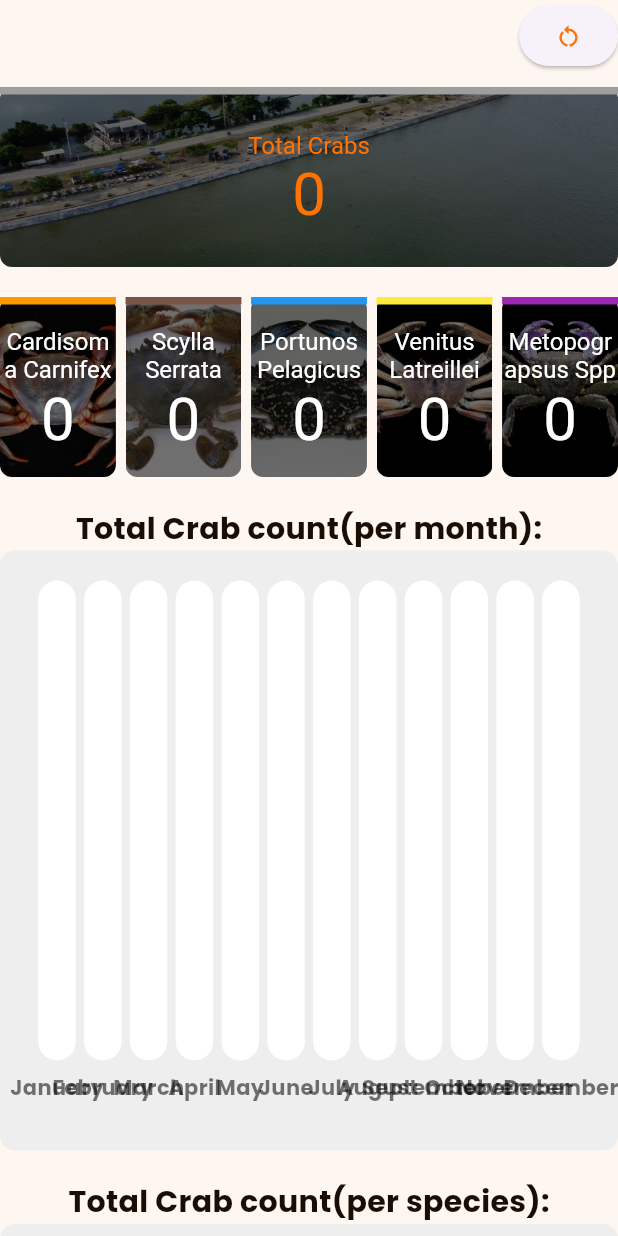
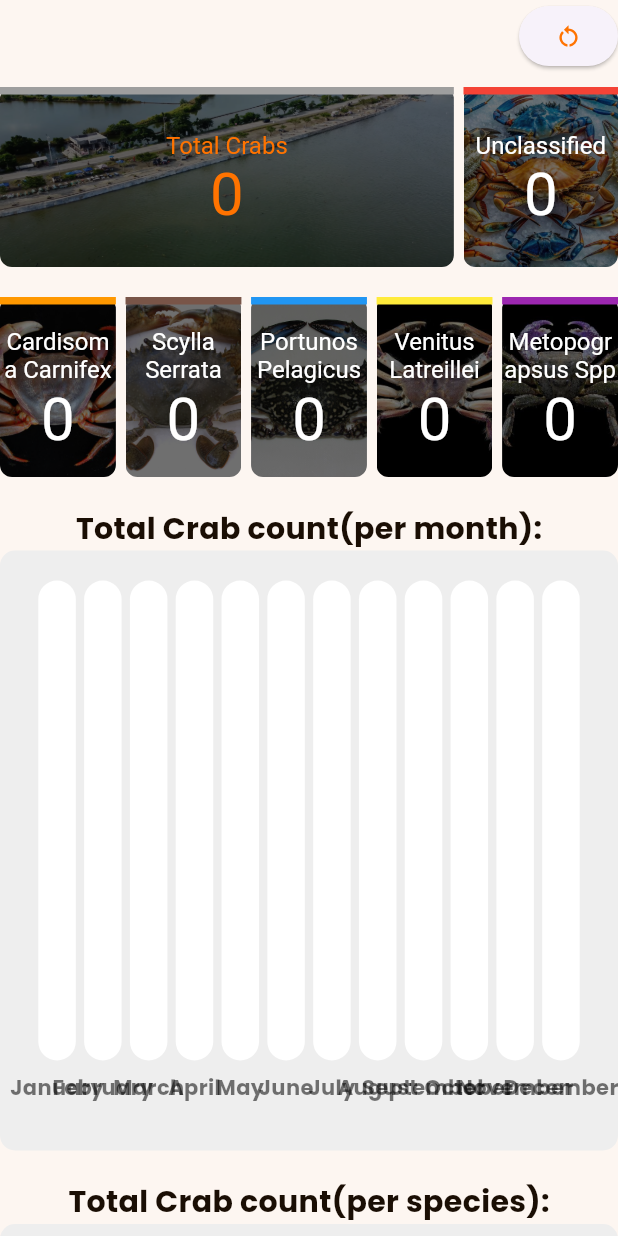
Before and after one commit to keannugran19/crabcheckweb, a Flutter app: the DashboardPageLargeScreen widget shown alone on an empty page, opened directly, on a phone screen of 412 x 824 dp. Run offline on Flutter 3.47's test engine with Material 3 defaults, Android fonts, the phone set to English and light mode, and no system bars; drawn by our look-alikes of fl_chart; our stand-ins replace cloud_firestore, data_table_2, firebase_auth, firebase_core, flutter_map, get and 2 more; accounts and stored records are empty.

Commit message:
added fetchReportCount method and display unclassified count in dashboard

```diff
--- a/lib/pages/dashboard/widgets/dashboard_card_large.dart
+++ b/lib/pages/dashboard/widgets/dashboard_card_large.dart
@@ -33,6 +33,7 @@ class _DashboardPageLargeScreenState extends State<DashboardPageLargeScreen> {
   int portunosPelagicusCount = 0;
   int metopograpsusSppCount = 0;
   int totalCount = 0;
+  int unclassifiedCount = 0;
 
   bool isLoading = true;
   String activeTitle = "Total Crabs";
@@ -51,6 +52,7 @@ class _DashboardPageLargeScreenState extends State<DashboardPageLargeScreen> {
       'Venitus Latreillei': firestoreService.fetchCount('Venitus Latreillei'),
       'Portunos Pelagicus': firestoreService.fetchCount('Portunos Pelagicus'),
       'Metopograpsus Spp': firestoreService.fetchCount('Metopograpsus Spp'),
+      'Unclassified': firestoreService.fetchReportCount(),
     };
 
     Map<String, int> counts = {
@@ -64,6 +66,7 @@ class _DashboardPageLargeScreenState extends State<DashboardPageLargeScreen> {
       portunosPelagicusCount = counts['Portunos Pelagicus'] ?? 0;
       metopograpsusSppCount = counts['Metopograpsus Spp'] ?? 0;
       totalCount = counts.values.fold(0, (a, b) => a + b);
+      unclassifiedCount = counts['Unclassified'] ?? 0;
     });
   }
 
@@ -193,6 +196,24 @@ class _DashboardPageLargeScreenState extends State<DashboardPageLargeScreen> {
                   activeTitle = "Total Crabs";
                 });
               },
+            ),
+            SizedBox(
+              width: width / 64,
+            ),
+            SizedBox(
+              width: width / 4,
+              child: InfoCard(
+                image: 'lib/assets/images/unclassified.jpg',
+                title: "Unclassified",
+                value: unclassifiedCount.toString(),
+                topColor: Colors.red,
+                isActive: false,
+                onTap: () {
+                  // setState(() {
+                  //   activeTitle = "Total Crabs";
+                  // });
+                },
+              ),
             ),
           ],
         ),
--- a/lib/services/firestore.dart
+++ b/lib/services/firestore.dart
@@ -7,6 +7,7 @@ class FirestoreService {
 
   // call the collection
   final crabs = FirebaseFirestore.instance.collection('crabData');
+  final reports = FirebaseFirestore.instance.collection('userReports');
 
   // query of getting count data from the database
   Future<int> fetchCount(String species) async {
@@ -61,6 +62,12 @@ class FirestoreService {
         : const Text('No Image');
   }
 
+  // get total count of unclassified documents
+  Future<int> fetchReportCount() async {
+    final query = reports;
+    final snapshot = await query.count().get();
+    return snapshot.count!;
+  }
   // filter crabs by species
 
   // Future<List<QueryDocumentSnapshot>> fetchCrabDataForYear(String year) async {
```
Also changed, not shown: lib/assets/images/unclassified.jpg (added).
